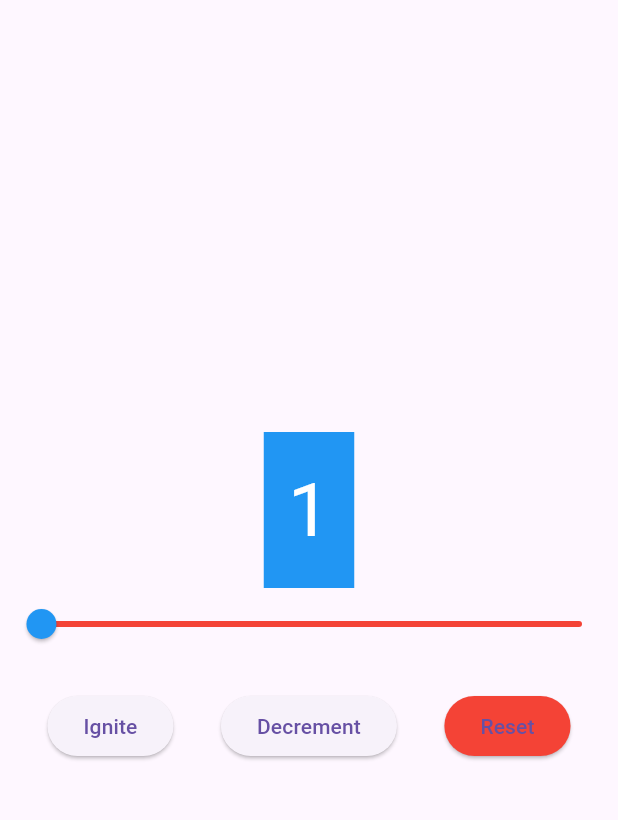
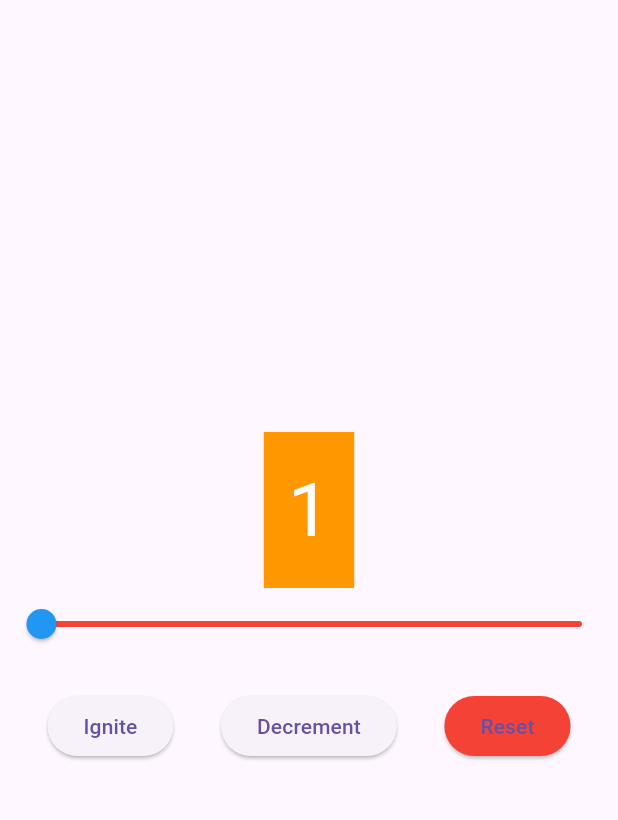
Before and after one commit to OfficialEseosa/rocket_launch, a Flutter app: the screen it shows after launch, after a tap on "Ignite", on a phone screen of 412 x 824 dp, the part 63-883 px from its top. Run offline on Flutter 3.47's test engine with Material 3 defaults, Android fonts, the phone set to English and light mode, and no system bars.

Commit message:
Enhance counter widget with dynamic status color and liftoff message

```diff
--- a/lib/main.dart
+++ b/lib/main.dart
@@ -25,9 +25,15 @@ class CounterWidget extends StatefulWidget {
 class _CounterWidgetState extends State<CounterWidget> {
   int _counter = 0;
 
+  Color _getStatusColor() {
+    if (_counter == 0) return Colors.red;
+    if (_counter <= 50) return Colors.orange;
+    return Colors.green;
+  }
+
   void _incrementCounter() {
     setState(() {
-      _counter++;
+      if (_counter < 100) _counter++;
     });
   }
 
@@ -56,10 +62,10 @@ class _CounterWidgetState extends State<CounterWidget> {
         children: [
           Center(
             child: Container(
-              color: Colors.blue,
+              color: _getStatusColor(),
               padding: const EdgeInsets.all(16),
               child: Text(
-                '$_counter',
+                _counter == 100 ? 'LIFTOFF!' : '$_counter',
                 style: const TextStyle(fontSize: 50.0, color: Colors.white),
               ),
             ),
```
